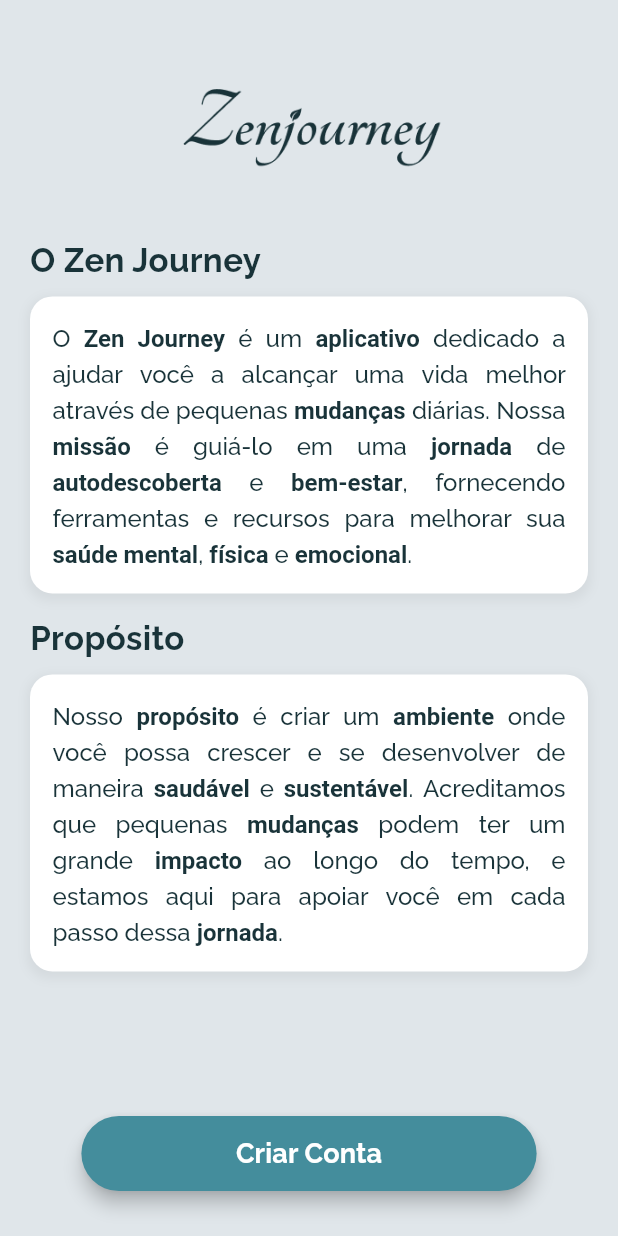
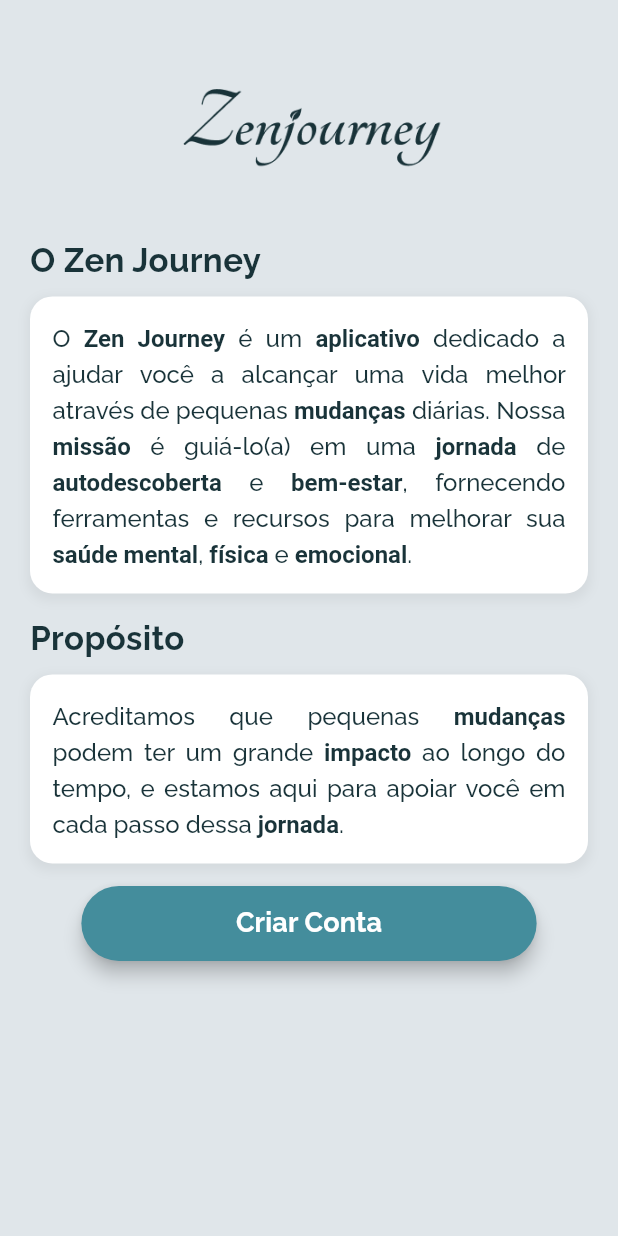
Before and after one commit to YBraga35/aplicativo-bem-estar, a Flutter app: the screen it shows after launch, after a tap on "Vamos começar", on a phone screen of 412 x 824 dp. Run offline on Flutter 3.47's test engine with Material 3 defaults, Android fonts, the phone set to English and light mode, and no system bars; our stand-ins replace firebase_auth, firebase_core, flutter_masked_text2, fluttertoast, logger; missing offline and left inert: flutter_carousel_slider; accounts and stored records are empty; generated files the repository leaves out were written again.

Commit message:
EP - Atualização de frases iniciais e scroll na tela 'sobre'

```diff
--- a/lib/views/start/boas_vindas.dart
+++ b/lib/views/start/boas_vindas.dart
@@ -61,9 +61,9 @@ class BoasVindas extends StatelessWidget {
                                   fontWeight: FontWeight.w500,
                                 ),
                                 children: <TextSpan>[
-                                  TextSpan(text: 'Aqui começa sua jornada, onde a cada passo te aproxima de seu objetivo: '),
+                                  TextSpan(text: 'Aqui começa sua jornada, em busca de '),
                                   TextSpan(
-                                    text: 'uma vida melhor',
+                                    text: 'uma vida mais saudável',
                                     style: TextStyle(fontWeight: FontWeight.bold),
                                   ),
                                 ],
--- a/lib/views/start/sobre.dart
+++ b/lib/views/start/sobre.dart
@@ -11,7 +11,8 @@ class Sobre extends StatelessWidget {
 
     return Scaffold(
       backgroundColor: Color(0xFFE0E6EA),
-      body: Padding(
+      body: SingleChildScrollView(
+        child: Padding(
           padding: EdgeInsets.symmetric(horizontal: 20.0, vertical: 20.0),
           child: Column(
             // Center the content vertically
@@ -34,17 +35,17 @@ class Sobre extends StatelessWidget {
               _buildSectionTitle('O Zen Journey'),
               SizedBox(height: 8),
               _buildSectionContent(
-              'O Zen Journey é um aplicativo dedicado a ajudar você a alcançar uma vida melhor através de pequenas mudanças diárias. Nossa missão é guiá-lo em uma jornada de autodescoberta e bem-estar, fornecendo ferramentas e recursos para melhorar sua saúde mental, física e emocional.',
+                'O Zen Journey é um aplicativo dedicado a ajudar você a alcançar uma vida melhor através de pequenas mudanças diárias. Nossa missão é guiá-lo(a) em uma jornada de autodescoberta e bem-estar, fornecendo ferramentas e recursos para melhorar sua saúde mental, física e emocional.',
               ),
               SizedBox(height: 15),
               // Propósito
               _buildSectionTitle('Propósito'),
               SizedBox(height: 8),
               _buildSectionContent(
-              'Nosso propósito é criar um ambiente onde você possa crescer e se desenvolver de maneira saudável e sustentável. Acreditamos que pequenas mudanças podem ter um grande impacto ao longo do tempo, e estamos aqui para apoiar você em cada passo dessa jornada.',
+                'Acreditamos que pequenas mudanças podem ter um grande impacto ao longo do tempo, e estamos aqui para apoiar você em cada passo dessa jornada.',
               ),
-            Spacer(),
               // Botão Criar Conta
+              SizedBox(height: 15,),
               ElevatedButton(
                 onPressed: () {
                   Navigator.pushNamed(context, AppRoutes.authenticate);
@@ -72,6 +73,7 @@ class Sobre extends StatelessWidget {
               ),
               SizedBox(height: 10),
             ],
+          ),
         ),
       ),
     );
```
Lines whose indentation alone changed are shown as unchanged.
